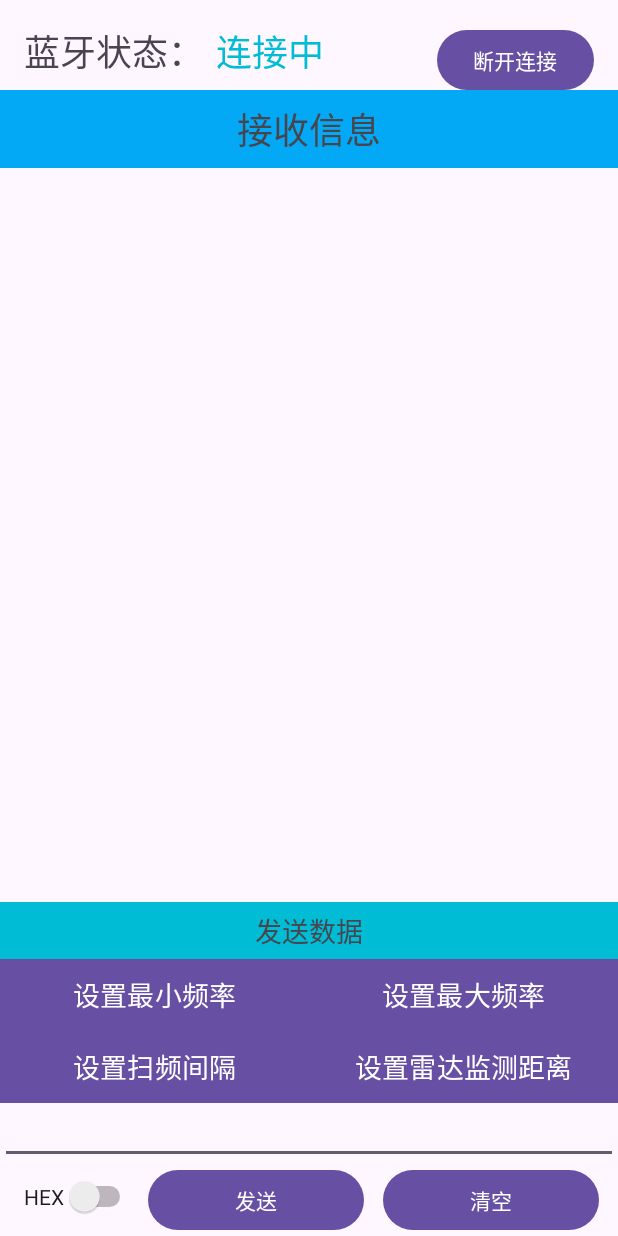
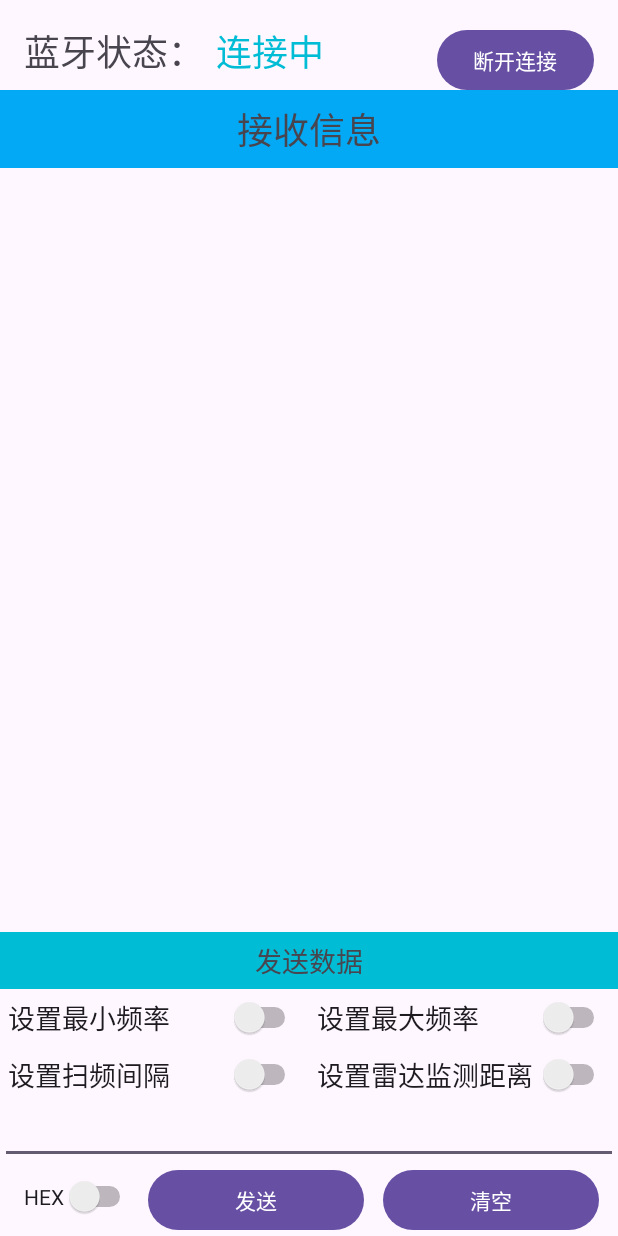
Before and after one commit to LearnerBo/Adroid_BlueTooth, an Android app: the layout activity_btread_andwrite.xml on its own in the app's theme, with its tools: preview values and no code run, on a phone screen of 412 x 824 dp. Run offline under Robolectric (Android 15) with nearby library versions, the phone set to English and light mode, and no system bars.

Commit message:
新添参数设置勾选逻辑,当勾选参数后,发送特定格式的数据帧

```diff
--- a/app/src/main/res/layout/activity_btread_andwrite.xml
+++ b/app/src/main/res/layout/activity_btread_andwrite.xml
@@ -79,61 +79,53 @@
         android:padding="5dp"
         android:layout_marginBottom="8dp" />
 
-    <Button
-        android:id="@+id/buttonMinFrequency"
+    <Switch
+        android:id="@+id/switchMinFrequency"
         android:layout_width="0dp"
         android:layout_height="wrap_content"
-        android:background="#00BCD4"
-        android:gravity="center"
         android:text="设置最小频率"
         android:textSize="18sp"
-        android:onClick="onMinFrequencyClick"
         app:layout_constraintTop_toBottomOf="@+id/textViewSendData"
         app:layout_constraintStart_toStartOf="parent"
-        app:layout_constraintEnd_toStartOf="@+id/buttonMaxFrequency"
-        android:padding="5dp" />
+        app:layout_constraintEnd_toStartOf="@+id/switchMaxFrequency"
+        android:padding="5dp"
+        app:layout_constraintWidth_percent="0.5" />
 
-    <Button
-        android:id="@+id/buttonMaxFrequency"
+    <Switch
+        android:id="@+id/switchMaxFrequency"
         android:layout_width="0dp"
         android:layout_height="wrap_content"
-        android:background="#00BCD4"
-        android:gravity="center"
-        android:onClick="onMaxFrequencyClick"
-        android:padding="5dp"
         android:text="设置最大频率"
         android:textSize="18sp"
+        app:layout_constraintTop_toBottomOf="@+id/textViewSendData"
+        app:layout_constraintStart_toEndOf="@+id/switchMinFrequency"
         app:layout_constraintEnd_toEndOf="parent"
-        app:layout_constraintStart_toEndOf="@+id/buttonMinFrequency"
-        app:layout_constraintTop_toBottomOf="@+id/textViewSendData" />
+        android:padding="5dp"
+        app:layout_constraintWidth_percent="0.5" />
 
-    <Button
-        android:id="@+id/buttonSweepInterval"
+    <Switch
+        android:id="@+id/switchSweepInterval"
         android:layout_width="0dp"
         android:layout_height="wrap_content"
-        android:background="#00BCD4"
-        android:gravity="center"
-        android:onClick="onSweepIntervalClick"
-        android:padding="5dp"
         android:text="设置扫频间隔"
         android:textSize="18sp"
-        app:layout_constraintEnd_toEndOf="@+id/buttonMinFrequency"
+        app:layout_constraintTop_toBottomOf="@+id/switchMinFrequency"
         app:layout_constraintStart_toStartOf="parent"
-        app:layout_constraintTop_toBottomOf="@+id/buttonMinFrequency" />
+        app:layout_constraintEnd_toStartOf="@+id/switchRadarDistance"
+        android:padding="5dp"
+        app:layout_constraintWidth_percent="0.5" />
 
-    <Button
-        android:id="@+id/buttonRadarDistance"
+    <Switch
+        android:id="@+id/switchRadarDistance"
         android:layout_width="0dp"
         android:layout_height="wrap_content"
-        android:background="#00BCD4"
-        android:gravity="center"
-        android:onClick="onRadarDistanceClick"
-        android:padding="5dp"
         android:text="设置雷达监测距离"
         android:textSize="18sp"
+        app:layout_constraintTop_toBottomOf="@+id/switchMaxFrequency"
+        app:layout_constraintStart_toEndOf="@+id/switchSweepInterval"
         app:layout_constraintEnd_toEndOf="parent"
-        app:layout_constraintStart_toEndOf="@+id/buttonMinFrequency"
-        app:layout_constraintTop_toBottomOf="@+id/buttonMaxFrequency" />
+        android:padding="5dp"
+        app:layout_constraintWidth_percent="0.5" />
 
     <EditText
         android:id="@+id/editTextPersonName1"
@@ -141,7 +133,7 @@
         android:layout_height="wrap_content"
         android:ems="10"
         android:inputType="textPersonName"
-        app:layout_constraintTop_toBottomOf="@+id/buttonRadarDistance"
+        app:layout_constraintTop_toBottomOf="@+id/switchRadarDistance"
         app:layout_constraintStart_toStartOf="parent"
         app:layout_constraintEnd_toEndOf="parent"
         android:padding="8dp"
```
Also changed, not shown: app/src/main/java/example/bluetooth/BTReadAndWrite.java (+86 -17 lines).
